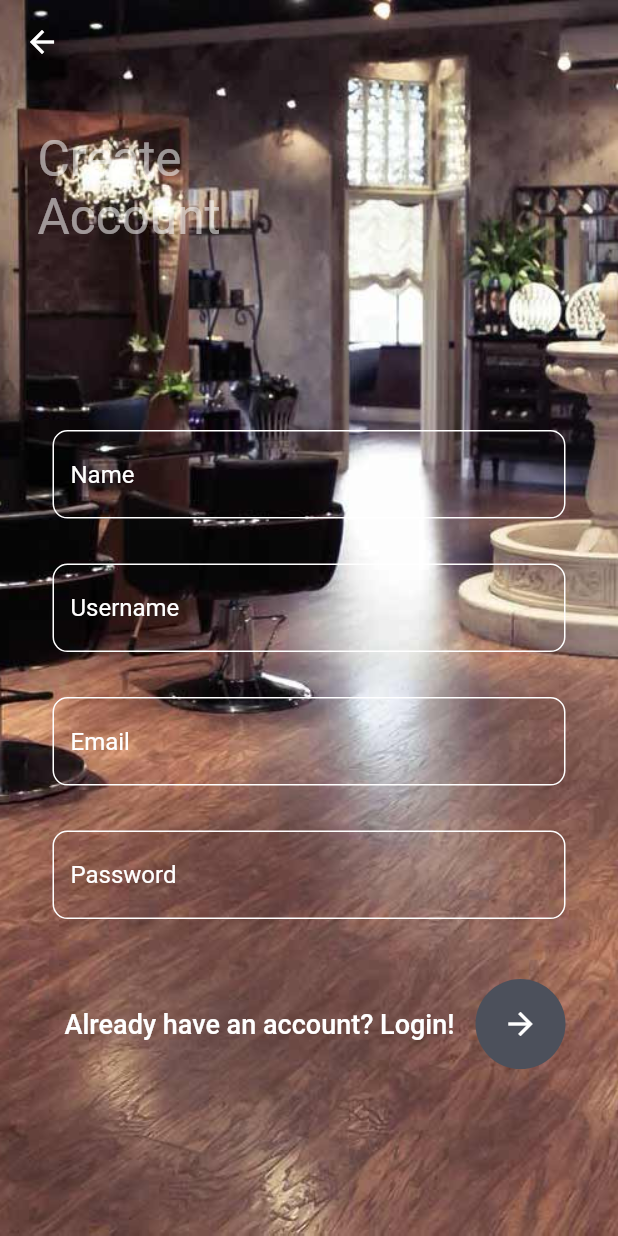
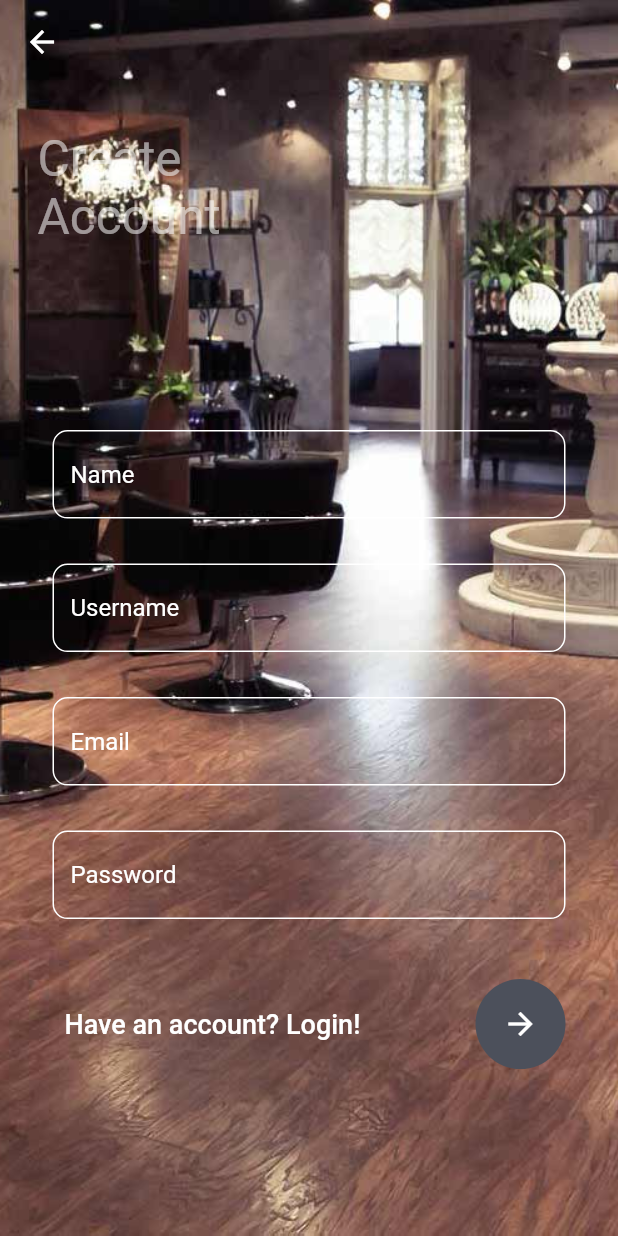
Before and after one commit to FarhanTahmid/Client-Project-Beauty-Salon, a Flutter app: the MyRegister screen opened directly, on a phone screen of 412 x 824 dp. Run offline on Flutter 3.47's test engine with Material 2 defaults, Android fonts, the phone set to English and light mode, and no system bars; our stand-ins replace fluttertoast.

Commit message:
fixed an ui issue in front end register

```diff
--- a/Frontend/beauty_salon/lib/pages/register.dart
+++ b/Frontend/beauty_salon/lib/pages/register.dart
@@ -236,7 +236,7 @@ class _MyRegisterState extends State<MyRegister> {
                                   );
                                 },
                                 child: Text(
-                                  "Already have an account? Login!",
+                                  "Have an account? Login!",
                                   textAlign: TextAlign.left,
                                   style: TextStyle(
 
```
